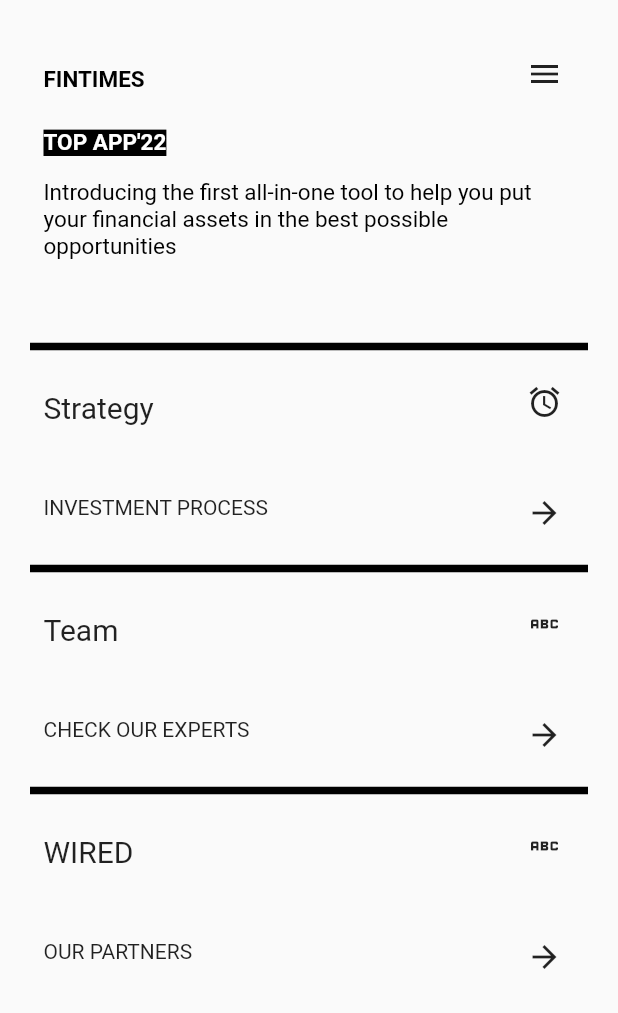
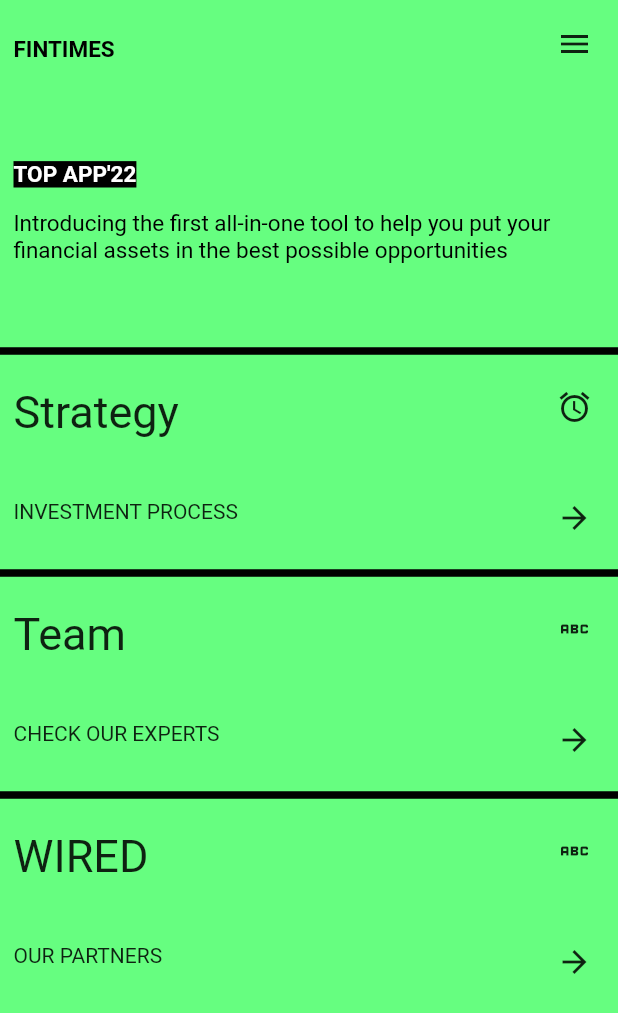
Before and after one commit to DiggsPapu/LevelUpProyects, a Flutter app: the screen it shows after launch, on a phone screen of 412 x 824 dp. Shown: the top 1013 px of the screen. Run offline on Flutter 3.47's test engine with Material 2 defaults, Android fonts, the phone set to English and light mode, and no system bars.

Commit message:
Background color added

```diff
--- a/Proyect1/proyect1/lib/Structure/Structures.dart
+++ b/Proyect1/proyect1/lib/Structure/Structures.dart
@@ -1,5 +1,4 @@
 import 'package:flutter/material.dart';
-import 'package:proyect1/components/Text.dart';
 
 // ignore: camel_case_types
 class titleSection extends StatelessWidget{
@@ -12,7 +11,7 @@ class titleSection extends StatelessWidget{
               mainAxisAlignment: MainAxisAlignment.spaceBetween,
               children: [
                 const Padding(
-                  padding: EdgeInsets.all(9.0),
+                  padding: EdgeInsets.only(right: 9.0, left: 9.0, top:9.0, bottom: 50.0),
                   child: Text(
                     "FINTIMES",
                     style: TextStyle(
@@ -25,7 +24,7 @@ class titleSection extends StatelessWidget{
                     ),
                 ),
             Padding(
-                    padding: const EdgeInsets.all(9.0),
+                    padding: const EdgeInsets.only(right: 9.0, left: 9.0, top:9.0, bottom: 50.0),
                     child:IconButton(
                     alignment: Alignment.topRight,
                     icon: const Icon(Icons.menu),//It is a constant icon
--- a/Proyect1/proyect1/lib/components/cards.dart
+++ b/Proyect1/proyect1/lib/components/cards.dart
@@ -27,7 +27,7 @@ class OutlinedCardExample extends StatelessWidget {
             child:
             Text(title,
             style: const TextStyle(
-              fontSize: 20,
+              fontSize: 30,
               fontWeight: FontWeight.normal,
               fontFamily: 'Roboto',
               ),
--- a/Proyect1/proyect1/lib/main.dart
+++ b/Proyect1/proyect1/lib/main.dart
@@ -56,10 +56,10 @@ class app extends StatelessWidget{
       title: "Proyect 1",
 
       home: Scaffold(
-
           // ignore: prefer_const_literals_to_create_immutables
-          body: ListView(
-            padding: const EdgeInsets.only(top: 20.0, bottom: 50.0, left: 20.0, right: 20.0),
+          body: Container(
+            color: Color.fromARGB(209, 70, 255, 101),
+            child: ListView(
             children: [
               const titleSection().build(context),
               Padding(
@@ -84,6 +84,7 @@ class app extends StatelessWidget{
               OutlinedCardExample(title: "WIRED", content: "OUR PARTNERS",icon: const Icon(Icons.abc_outlined))
           ],
           ),
+          )
       ),
     );
   }
```
